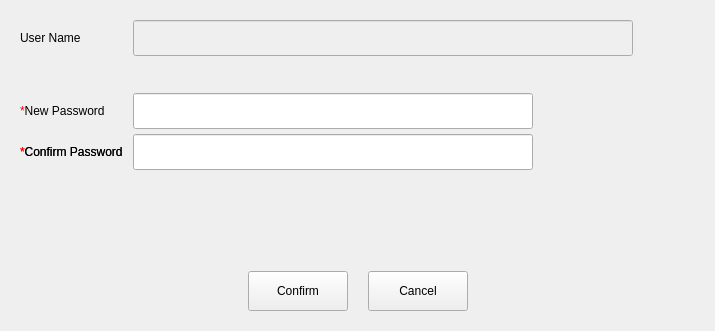
Qt form src/pages/system/user-manager/user-update-dialog.ui (openeuler-mirror/ks-scmc-gui) before a commit.
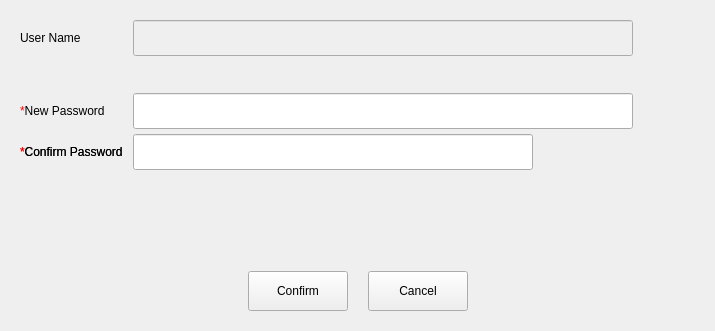
The same form after that commit.

Commit message: fix（pages）：modify code changes - 完善控件的大小

```diff
--- a/src/pages/system/user-manager/user-update-dialog.ui
+++ b/src/pages/system/user-manager/user-update-dialog.ui
@@ -390,13 +390,13 @@
           <widget class="QLineEdit" name="lineEdit_new_pw">
            <property name="minimumSize">
             <size>
-             <width>400</width>
+             <width>500</width>
              <height>36</height>
             </size>
            </property>
            <property name="maximumSize">
             <size>
-             <width>400</width>
+             <width>500</width>
              <height>36</height>
             </size>
            </property>
```
